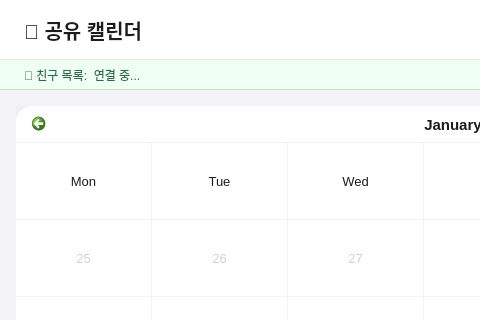
Old version of the form mainwindow.ui in the repository minyong38/mini_project; both pictures show x 0 to 480 and y 0 to 320 of the 980 by 720 pixel window.
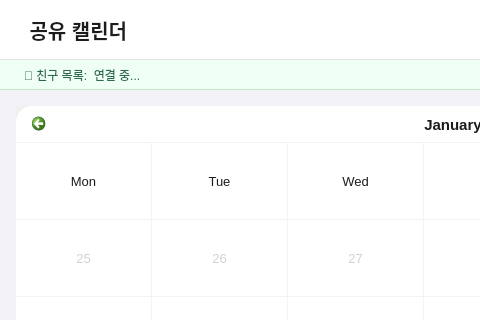
New version of the form. Custom widgets are drawn as their Qt base class.

```diff
--- a/mainwindow.ui
+++ b/mainwindow.ui
@@ -72,7 +72,7 @@
           <string>QLabel { font-size: 20px; font-weight: bold; color: #1C1C1E; background: transparent; border: none; }</string>
          </property>
          <property name="text">
-          <string>📅 공유 캘린더</string>
+          <string> 공유 캘린더</string>
          </property>
         </widget>
        </item>
```
Left out of the diff: 2 changed lines with no effect on the pictures.
